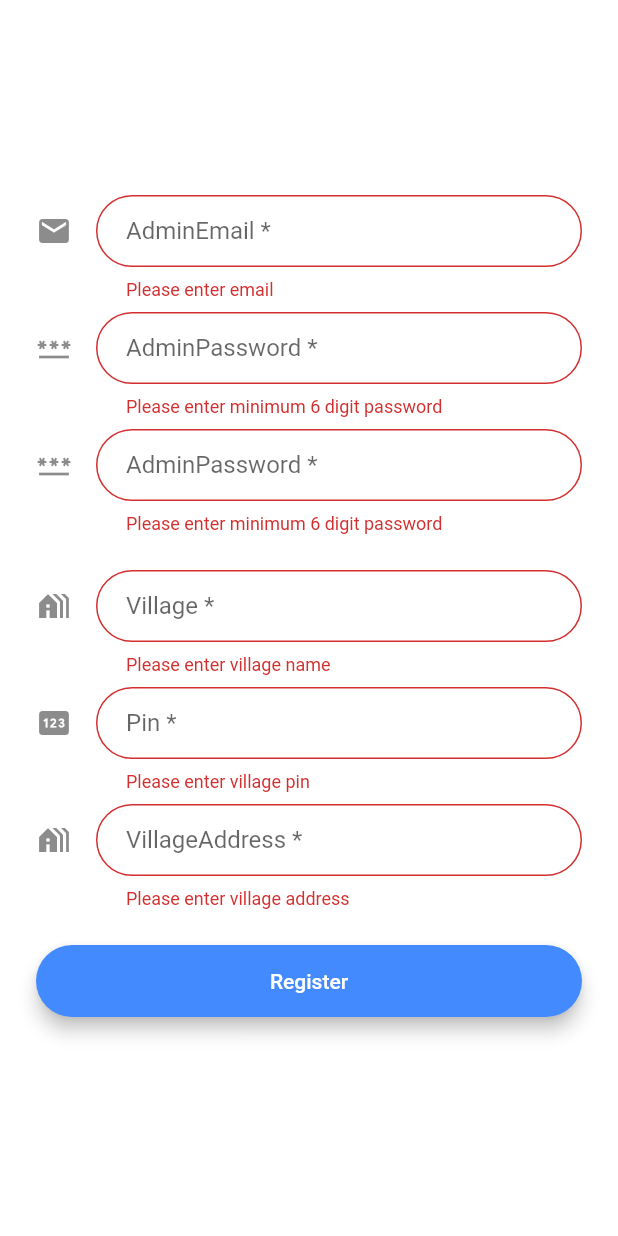
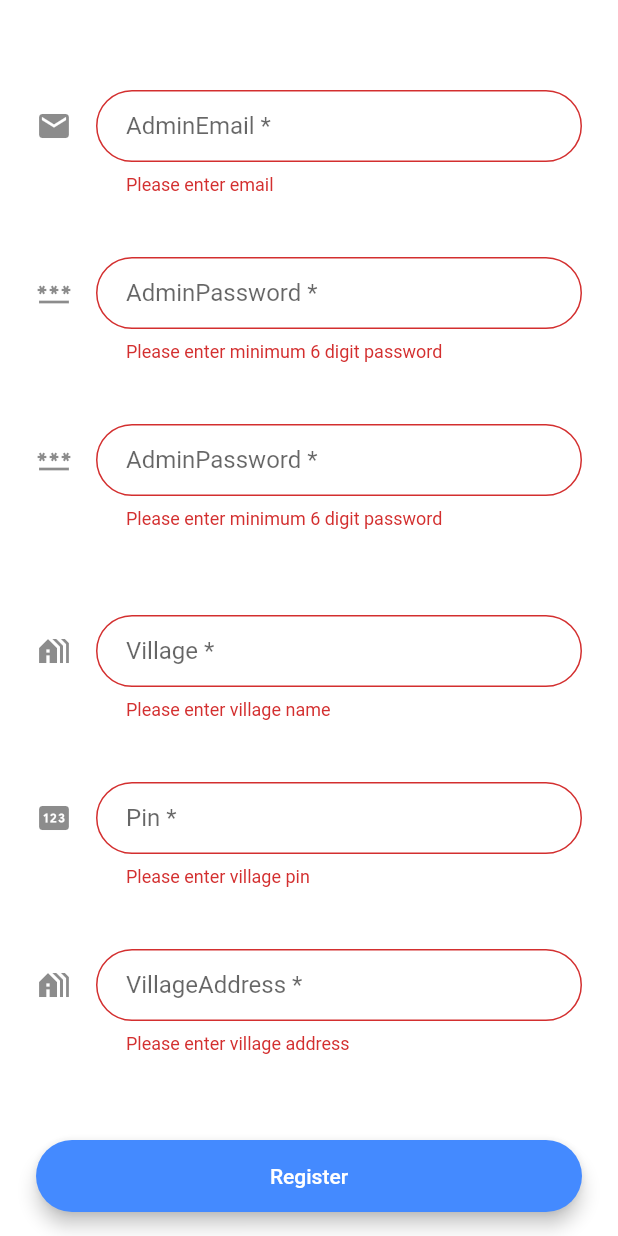
Before and after one commit to chetanshivaji/inputInfoGram, a Flutter app: the RegistrationScreen screen opened by its route, after a tap on "Register", on a phone screen of 412 x 824 dp. Run offline on Flutter 3.47's test engine with Material 2 defaults, Android fonts, the phone set to English and light mode, and no system bars; our stand-ins replace cloud_firestore, firebase_auth, firebase_core; accounts and stored records are empty.

Commit message:
bug fixes, number only in amount and mobile(not tested on chrome), welcome message with mail, village & access level

```diff
--- a/lib/screen/removeInfo.dart
+++ b/lib/screen/removeInfo.dart
@@ -128,6 +128,9 @@ class _removeInfoState extends State<removeInfo> {
                   if (value.length != 10) {
                     return "Please enter 10 digits!";
                   }
+                  if (!isNumeric(value)) {
+                    return 'Please nubmers only';
+                  }
                   mobile = int.parse(value);
                   return null;
                 },
--- a/lib/screen/welcome_login/registration_screen.dart
+++ b/lib/screen/welcome_login/registration_screen.dart
@@ -64,7 +64,11 @@ class _RegistrationScreenState extends State<RegistrationScreen> {
             mainAxisAlignment: MainAxisAlignment.center,
             crossAxisAlignment: CrossAxisAlignment.stretch,
             children: <Widget>[
-              TextFormField(
+              Padding(
+                padding: EdgeInsets.only(top: 60),
+              ),
+              Expanded(
+                child: TextFormField(
                   keyboardType: TextInputType.emailAddress,
                   validator: (value) {
                     if (value == null || value.isEmpty) {
@@ -94,10 +98,12 @@ class _RegistrationScreenState extends State<RegistrationScreen> {
                     ),
                   ),
                 ),
+              ),
               SizedBox(
                 height: 8.0,
               ),
-              TextFormField(
+              Expanded(
+                child: TextFormField(
                   keyboardType: TextInputType.text,
                   obscureText: true,
                   validator: (value) {
@@ -128,10 +134,12 @@ class _RegistrationScreenState extends State<RegistrationScreen> {
                     ),
                   ),
                 ),
+              ),
               SizedBox(
                 height: 8.0,
               ),
-              TextFormField(
+              Expanded(
+                child: TextFormField(
                   keyboardType: TextInputType.text,
                   obscureText: true,
                   validator: (value) {
@@ -162,10 +170,12 @@ class _RegistrationScreenState extends State<RegistrationScreen> {
                     ),
                   ),
                 ),
+              ),
               SizedBox(
                 height: 24.0,
               ),
-              TextFormField(
+              Expanded(
+                child: TextFormField(
                   keyboardType: TextInputType.text,
                   validator: (value) {
                     if (value == null || value.isEmpty) {
@@ -195,15 +205,21 @@ class _RegistrationScreenState extends State<RegistrationScreen> {
                     ),
                   ),
                 ),
+              ),
               SizedBox(
                 height: 8.0,
               ),
-              TextFormField(
+              Expanded(
+                child: TextFormField(
                   keyboardType: TextInputType.number,
                   validator: (value) {
                     if (value == null || value.isEmpty) {
                       return 'Please enter village pin';
                     }
+                    if (!isNumeric(value)) {
+                      return 'Please nubmers only';
+                    }
+
                     pin = value;
                     return null;
                   },
@@ -228,10 +244,12 @@ class _RegistrationScreenState extends State<RegistrationScreen> {
                     ),
                   ),
                 ),
+              ),
               SizedBox(
                 height: 8.0,
               ),
-              TextFormField(
+              Expanded(
+                child: TextFormField(
                   keyboardType: TextInputType.text,
                   validator: (value) {
                     if (value == null || value.isEmpty) {
@@ -258,6 +276,7 @@ class _RegistrationScreenState extends State<RegistrationScreen> {
                       borderSide:
                           BorderSide(color: Colors.blueAccent, width: 2.0),
                       borderRadius: BorderRadius.all(Radius.circular(32.0)),
+                    ),
                   ),
                 ),
               ),
@@ -323,7 +342,7 @@ class _RegistrationScreenState extends State<RegistrationScreen> {
                                   kTitleFail,
                                   e.toString(),
                                   getWrongIcon(),
-                                  2,
+                                  1,
                                 );
                                 return;
                               }
```
Also changed, not shown: lib/myApp.dart (+5 -12 lines), lib/screen/inputInfo.dart (+9 -0 lines), lib/screen/welcome_login/login_screen.dart (+15 -4 lines), lib/util.dart (+7 -0 lines). Lines whose indentation alone changed are shown as unchanged.
